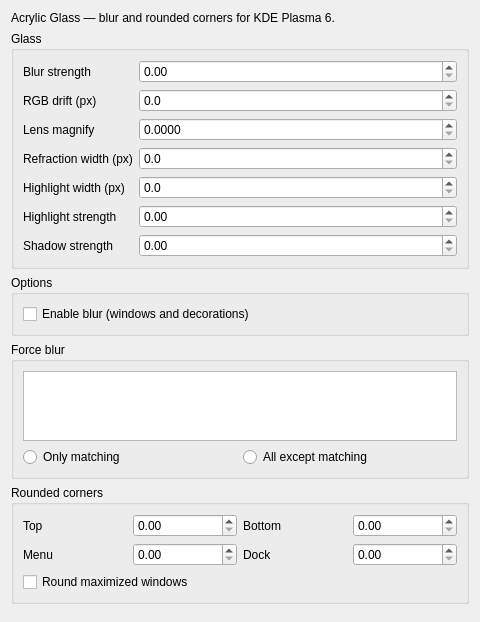
lestercorderomurillo/macos-tahoe-liquid-kde, file src/offline/kwin-effects/acrylic-glass/src/kcm/blur_config.ui: the form before one commit.
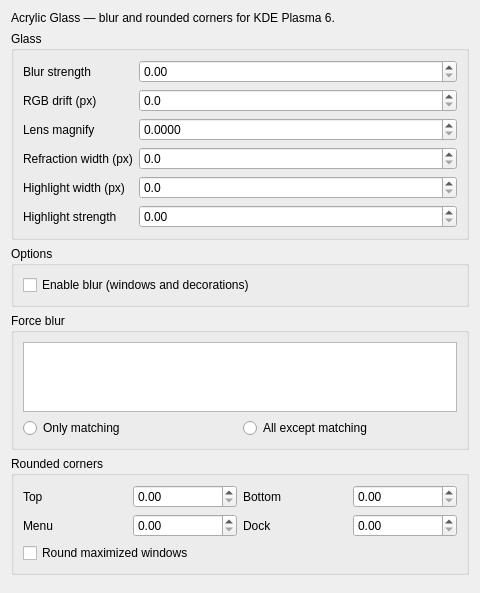
The form after the commit.

Commit message:
Blur: remove shadow, smooth highlight gradient, fix defaults
- Remove shadowStrength uniform and ambient gradient from shaders
- Smooth highlight rim: wider falloff bands, less concentrated peak
- Widen mask AA from 1px to 3px for smoother dock edges
- Default blur matching to "all except matching" instead of whitelist
- Remove stale ShadowStrength preset from install step

The edit to the form file:
```diff
--- a/src/offline/kwin-effects/acrylic-glass/src/kcm/blur_config.ui
+++ b/src/offline/kwin-effects/acrylic-glass/src/kcm/blur_config.ui
@@ -106,21 +106,6 @@
         <property name="decimals"><number>2</number></property>
        </widget>
       </item>
-      <item row="6" column="0">
-       <widget class="QLabel">
-        <property name="text"><string>Shadow strength</string></property>
-        <property name="toolTip"><string>Intensity of the ambient top-to-bottom gradient within the highlight width band. Brighter top, slightly darker bottom — as if lit from above.</string></property>
-       </widget>
-      </item>
-      <item row="6" column="1">
-       <widget class="QDoubleSpinBox" name="kcfg_ShadowStrength">
-        <property name="toolTip"><string>Intensity of the ambient top-to-bottom gradient within the highlight width band. Brighter top, slightly darker bottom — as if lit from above.</string></property>
-        <property name="minimum"><double>0.0</double></property>
-        <property name="maximum"><double>3.0</double></property>
-        <property name="singleStep"><double>0.05</double></property>
-        <property name="decimals"><number>2</number></property>
-       </widget>
-      </item>
      </layout>
     </widget>
    </item>
```
The commit also changes 6 other files.
